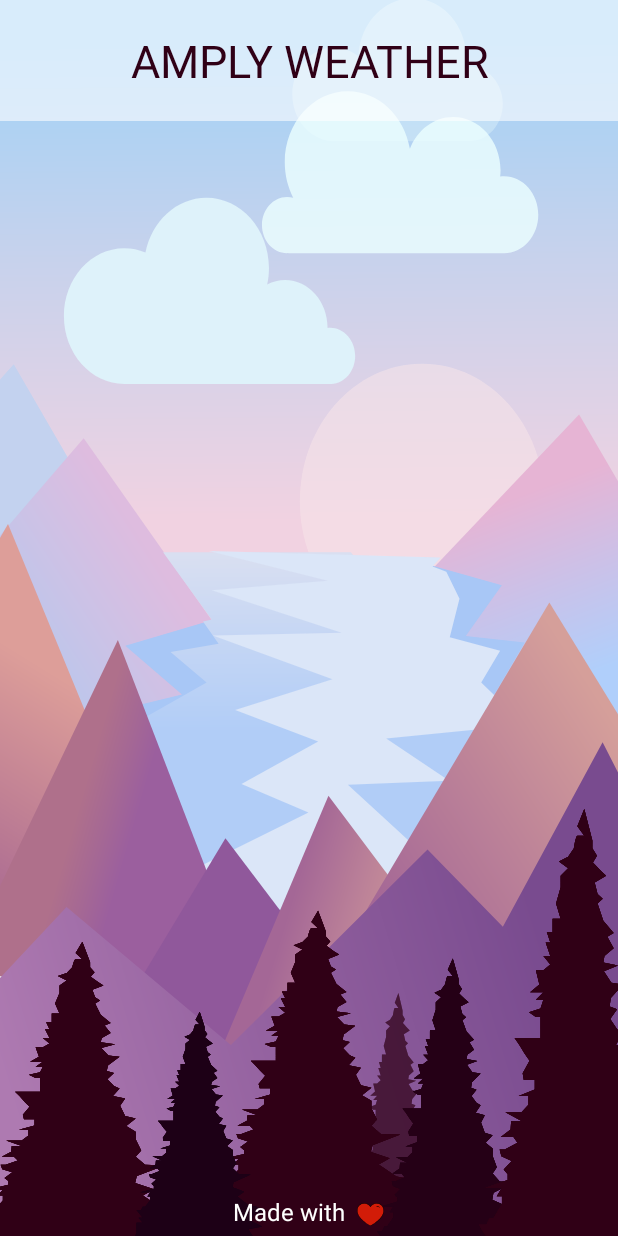
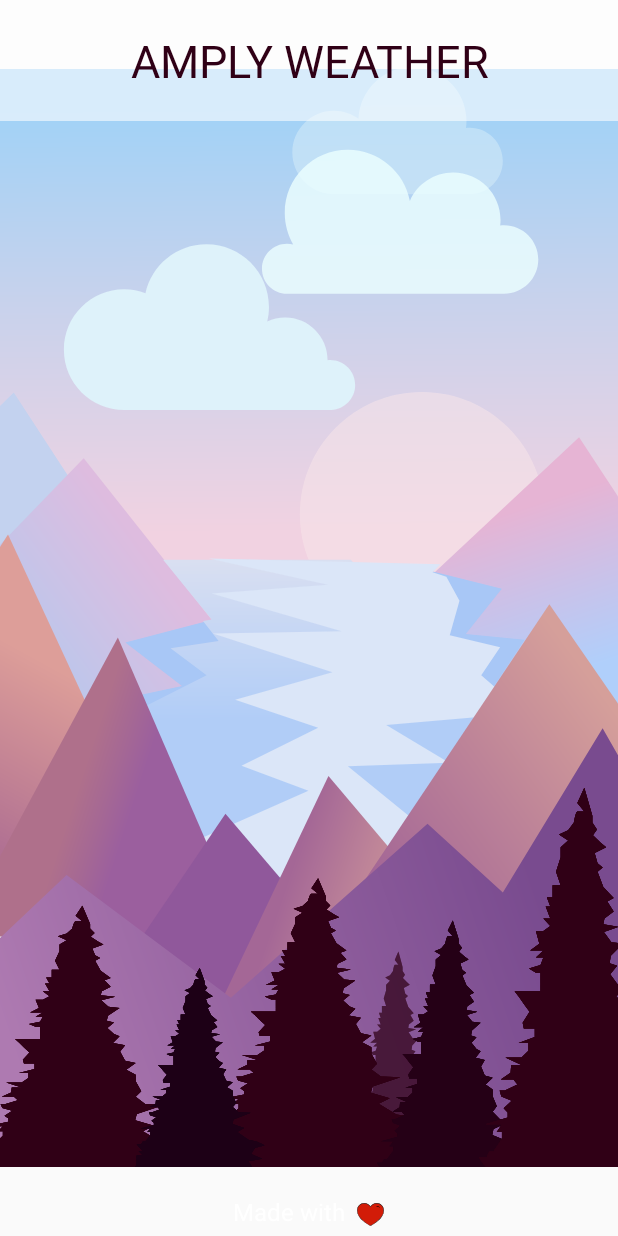
Before and after one commit to Abhishekds94/Amply-Weather, an Android app: the MainActivity screen opened directly, with no data from a screen before it, on a phone screen of 412 x 824 dp. Run offline under Robolectric (Android 15) with nearby library versions, the phone set to English and light mode, and no system bars; Roboto replaces fonts that are not available here.

Commit message:
initial commit

```diff
--- a/app/src/main/res/layout/activity_main.xml
+++ b/app/src/main/res/layout/activity_main.xml
@@ -19,7 +19,6 @@
         app:lottie_autoPlay="true"
         app:lottie_fileName="morning.json"
         app:lottie_loop="true"
-        android:scaleType="fitXY"
         app:lottie_speed="3"/>
 
         <TextView
@@ -75,7 +74,6 @@
             android:layout_height="match_parent"
             app:lottie_autoPlay="true"
             app:lottie_fileName="noon.json"
-            android:scaleType="fitXY"
             app:lottie_loop="true" />
 
         <TextView
@@ -131,7 +129,6 @@
             app:lottie_autoPlay="true"
             app:lottie_fileName="night.json"
             app:lottie_loop="true"
-            android:scaleType="fitXY"
             app:lottie_speed="3"/>
 
         <TextView
```
